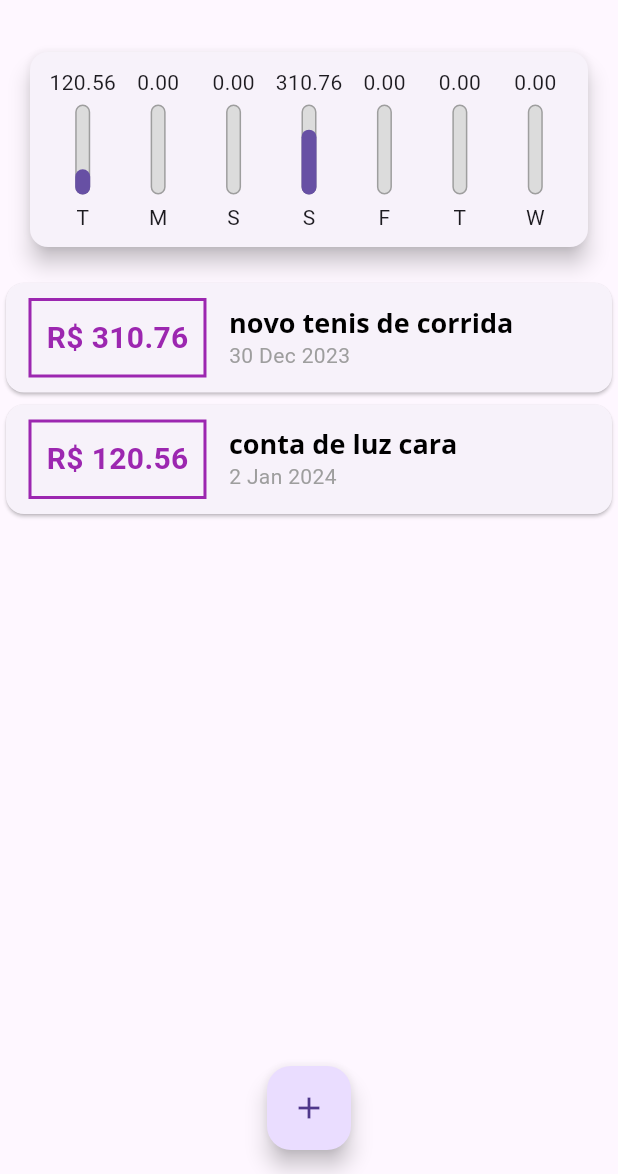
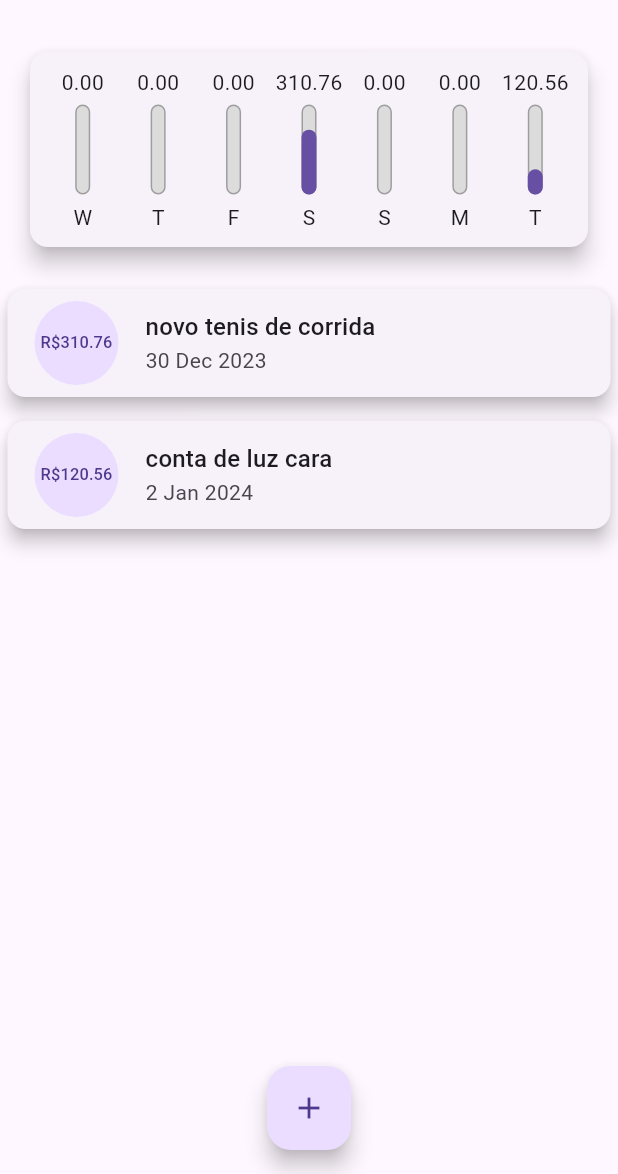
Before and after one commit to burghausen8/DespesasPessoais, a Flutter app: the screen it shows after launch, on a phone screen of 412 x 824 dp, the part 62-1236 px from its top. Run offline on Flutter 3.47's test engine with Material 3 defaults, Android fonts, the phone set to English and light mode, and no system bars.

```diff
--- a/lib/components/chart.dart
+++ b/lib/components/chart.dart
@@ -26,7 +26,7 @@ class Chart extends StatelessWidget {
       }
 
       return {'day': DateFormat.E().format(weekDay)[0], 'value': totalSum};
-    });
+    }).reversed.toList();
   }
 
   double get _weekTotalValue {
--- a/lib/components/chart_bar.dart
+++ b/lib/components/chart_bar.dart
@@ -11,7 +11,10 @@ class ChartBar extends StatelessWidget {
   Widget build(BuildContext context) {
     return Column(
       children: [
-        FittedBox(child: Text('${value?.toStringAsFixed(2)}')),
+        Container(
+          height: 20,
+          child: FittedBox(child: Text('${value?.toStringAsFixed(2)}')),
+        ),
         SizedBox(height: 5),
         Container(
           height: 60,
--- a/lib/components/transaction_list.dart
+++ b/lib/components/transaction_list.dart
@@ -34,46 +34,28 @@ class TransactionList extends StatelessWidget {
               itemBuilder: (ctx, index) {
                 final tr = transactions[index];
                 return Card(
-                  child: Row(
-                    children: [
-                      Container(
-                        margin: const EdgeInsets.symmetric(
-                          horizontal: 15,
-                          vertical: 10,
-                        ),
-                        decoration: BoxDecoration(
-                          border: Border.all(
-                            color: Theme.of(context).colorScheme.primary,
-                            width: 2,
-                          ),
-                        ),
-                        padding: const EdgeInsets.all(10),
-                        child: Text(
-                          'R\$ ${tr.value.toStringAsFixed(2)}',
-                          style: TextStyle(
-                            fontWeight: FontWeight.bold,
-                            fontSize: 20,
-                            color: Theme.of(context).colorScheme.primary,
+                  elevation: 5,
+                  margin: const EdgeInsets.symmetric(
+                    horizontal: 5,
+                    vertical: 8,
+                  ),
+                  child: ListTile(
+                      leading: CircleAvatar(
+                        radius: 30,
+                        child: Padding(
+                          padding: const EdgeInsets.all(6),
+                          child: FittedBox(
+                            child: Text('R\$${tr.value}'),
                           ),
                         ),
                       ),
-                      Column(
-                        crossAxisAlignment: CrossAxisAlignment.start,
-                        children: [
-                          Text(
-                            tr.title,
-                            style: Theme.of(context).textTheme.headline6,
-                          ),
-                          Text(
-                            DateFormat('d MMM y').format(tr.date),
-                            style: const TextStyle(
-                              color: Colors.grey,
-                            ),
-                          ),
-                        ],
+                      title: Text(
+                        tr.title,
+                        style: Theme.of(context).textTheme.titleMedium,
                       ),
-                    ],
-                  ),
+                      subtitle: Text(
+                        DateFormat('d MMM y').format(tr.date),
+                      )),
                 );
               },
             ),
```
